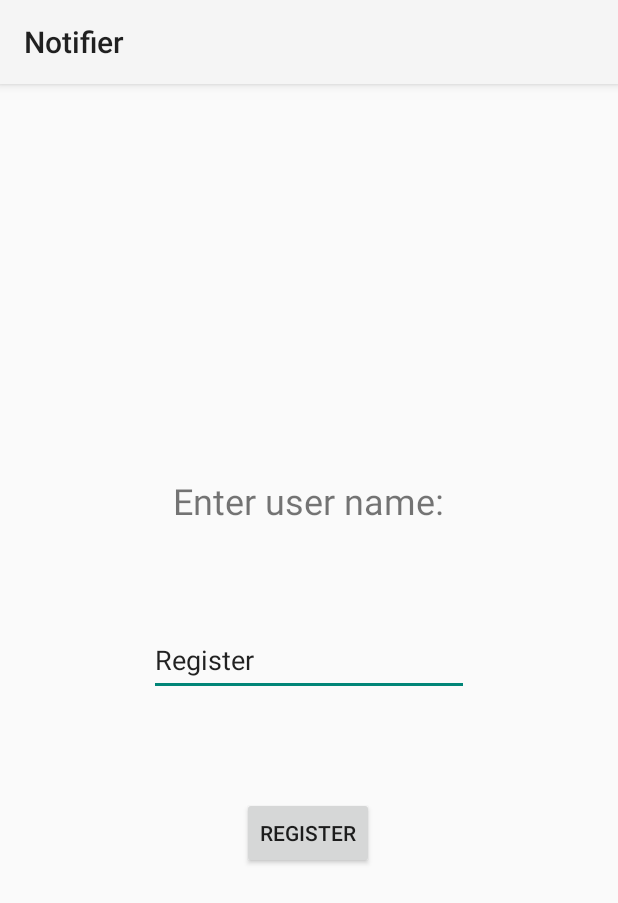
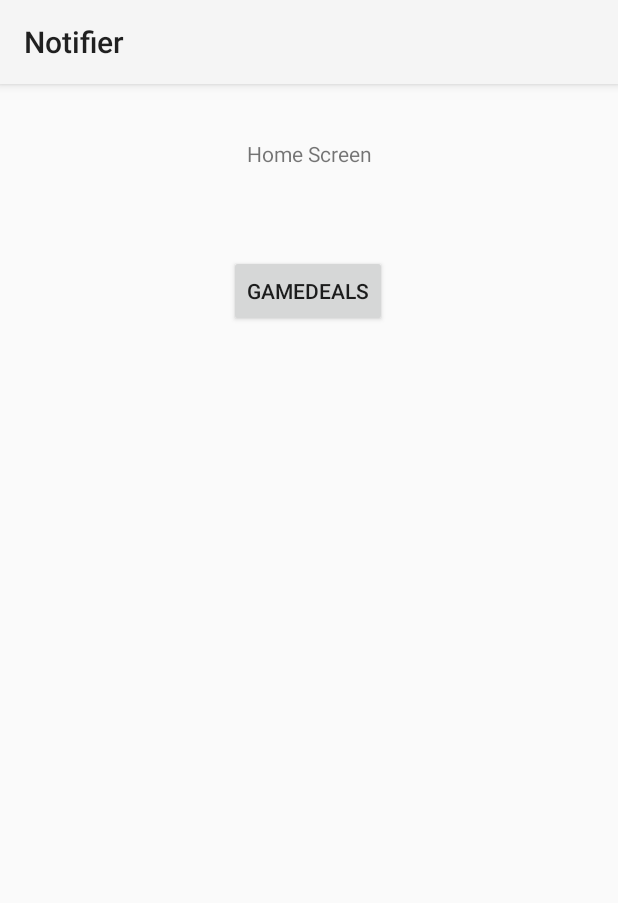
Before and after one commit to wardgeronimussmets/Notifier, an Android app: the screen it shows after launch (NewUserActivity before the commit, HomeActivity after it), after a tap on "REGISTER", on a phone screen of 412 x 824 dp. Shown: the top 903 px of the screen. Run offline under Robolectric (Android 15) with nearby library versions, the phone set to English and light mode, and no system bars; our stand-ins replace Firebase (no records; nobody signed in at launch, a user with empty details on screens opened directly).

```diff
--- a/freeGameChecker/app/app/src/main/AndroidManifest.xml
+++ b/freeGameChecker/app/app/src/main/AndroidManifest.xml
@@ -21,6 +21,8 @@
         <activity android:name=".NewUserActivity">
 
         </activity>
+        <activity android:name=".HomeActivity"></activity>
+        <activity android:name=".GameDealsActivity"></activity>
     </application>
 
 </manifest>
--- /dev/null
+++ b/freeGameChecker/app/app/src/main/java/wardgeronimussmets/Notifier/GameDealsReturner.java
@@ -0,0 +1,9 @@
+package wardgeronimussmets.Notifier;
+
+import java.util.ArrayList;
+
+public interface GameDealsReturner {
+
+    void returnDeals(ArrayList<GameDeal> deals);
+
+}
--- /dev/null
+++ b/freeGameChecker/app/app/src/main/java/wardgeronimussmets/Notifier/HomeActivity.java
@@ -0,0 +1,21 @@
+package wardgeronimussmets.Notifier;
+
+import android.content.Intent;
+import android.os.Bundle;
+import android.view.View;
+
+import androidx.annotation.Nullable;
+import androidx.appcompat.app.AppCompatActivity;
+
+public class HomeActivity extends AppCompatActivity {
+    @Override
+    protected void onCreate(@Nullable Bundle savedInstanceState) {
+        super.onCreate(savedInstanceState);
+        setContentView(R.layout.activity_home_screen);
+    }
+
+    public void gameDeals(View Caller){
+        Intent intent = new Intent(getApplicationContext(),GameDealsActivity.class);
+        startActivity(intent);
+    }
+}
--- a/freeGameChecker/app/app/src/main/java/wardgeronimussmets/Notifier/MainActivity.java
+++ b/freeGameChecker/app/app/src/main/java/wardgeronimussmets/Notifier/MainActivity.java
@@ -8,7 +8,7 @@ import android.content.SharedPreferences;
 import android.os.Bundle;
 import android.os.ConditionVariable;
 
-public class MainActivity extends AppCompatActivity {
+public class MainActivity extends AppCompatActivity{
 
     @Override
     protected void onCreate(Bundle savedInstanceState) {
@@ -19,7 +19,9 @@ public class MainActivity extends AppCompatActivity {
 
     }
 
-    private String checkAccount(){
+
+
+    private void checkAccount(){
         String user = new SharedLoader(getApplicationContext()).getUserName();
         if(user == null){
             Intent intent = new Intent(getApplicationContext(),NewUserActivity.class);
@@ -28,8 +30,10 @@ public class MainActivity extends AppCompatActivity {
         else{
             System.out.println(user);
         }
-        return user;
+        Intent intent = new Intent(getApplicationContext(),HomeActivity.class);
+        startActivity(intent);
     }
 
 
+
 }
--- a/freeGameChecker/app/app/src/main/java/wardgeronimussmets/Notifier/NewUserActivity.java
+++ b/freeGameChecker/app/app/src/main/java/wardgeronimussmets/Notifier/NewUserActivity.java
@@ -24,5 +24,7 @@ public class NewUserActivity extends AppCompatActivity {
         FireBaseManager fireBaseManager = new FireBaseManager();
         String userKey = fireBaseManager.createNewUser(txtUserName.getText().toString());
         new SharedLoader(getApplicationContext()).putNewUser(userKey);
+        Intent intent = new Intent(getApplicationContext(),HomeActivity.class);
+        startActivity(intent);
     }
 }
--- a/freeGameChecker/app/app/src/main/java/wardgeronimussmets/Notifier/SharedLoader.java
+++ b/freeGameChecker/app/app/src/main/java/wardgeronimussmets/Notifier/SharedLoader.java
@@ -9,6 +9,11 @@ public class SharedLoader {
     private SharedPreferences userData;
     public SharedLoader(Context context){
         userData = context.getSharedPreferences("userData",MODE_PRIVATE);
+    }
+    public void forceUserKey(String forcedKey){
+        SharedPreferences.Editor editor = userData.edit();
+        editor.putString("userKey",forcedKey);
+        editor.apply();
     }
 
     public String getUserName(){
--- /dev/null
+++ b/freeGameChecker/app/app/src/main/res/layout/activity_home_screen.xml
@@ -0,0 +1,32 @@
+<?xml version="1.0" encoding="utf-8"?>
+<androidx.constraintlayout.widget.ConstraintLayout xmlns:android="http://schemas.android.com/apk/res/android"
+    xmlns:app="http://schemas.android.com/apk/res-auto"
+    xmlns:tools="http://schemas.android.com/tools"
+    android:layout_width="match_parent"
+    android:layout_height="match_parent">
+
+    <TextView
+        android:id="@+id/textView2"
+        android:layout_width="wrap_content"
+        android:layout_height="wrap_content"
+        android:text="Home Screen"
+        android:textAlignment="center"
+        app:layout_constraintBottom_toBottomOf="parent"
+        app:layout_constraintEnd_toEndOf="parent"
+        app:layout_constraintStart_toStartOf="parent"
+        app:layout_constraintTop_toTopOf="parent"
+        app:layout_constraintVertical_bias="0.049" />
+
+    <Button
+        android:id="@+id/button2"
+        android:layout_width="wrap_content"
+        android:layout_height="wrap_content"
+        android:onClick="gameDeals"
+        android:text="GameDeals"
+        app:layout_constraintBottom_toBottomOf="parent"
+        app:layout_constraintEnd_toEndOf="parent"
+        app:layout_constraintHorizontal_bias="0.498"
+        app:layout_constraintStart_toStartOf="parent"
+        app:layout_constraintTop_toBottomOf="@+id/textView2"
+        app:layout_constraintVertical_bias="0.087" />
+</androidx.constraintlayout.widget.ConstraintLayout>
```
Also changed, not shown: freeGameChecker/app/app/src/main/java/wardgeronimussmets/Notifier/FireBaseGameDealsGetter.java (added, +74 -0 lines), freeGameChecker/app/app/src/main/java/wardgeronimussmets/Notifier/FireBaseManager.java (+17 -0 lines), freeGameChecker/app/app/src/main/java/wardgeronimussmets/Notifier/GameDeal.java (added, +39 -0 lines), freeGameChecker/app/app/src/main/java/wardgeronimussmets/Notifier/GameDealsActivity.java (added, +43 -0 lines), freeGameChecker/app/app/src/main/res/layout/activity_game_deals.xml (added, +20 -0 lines).
